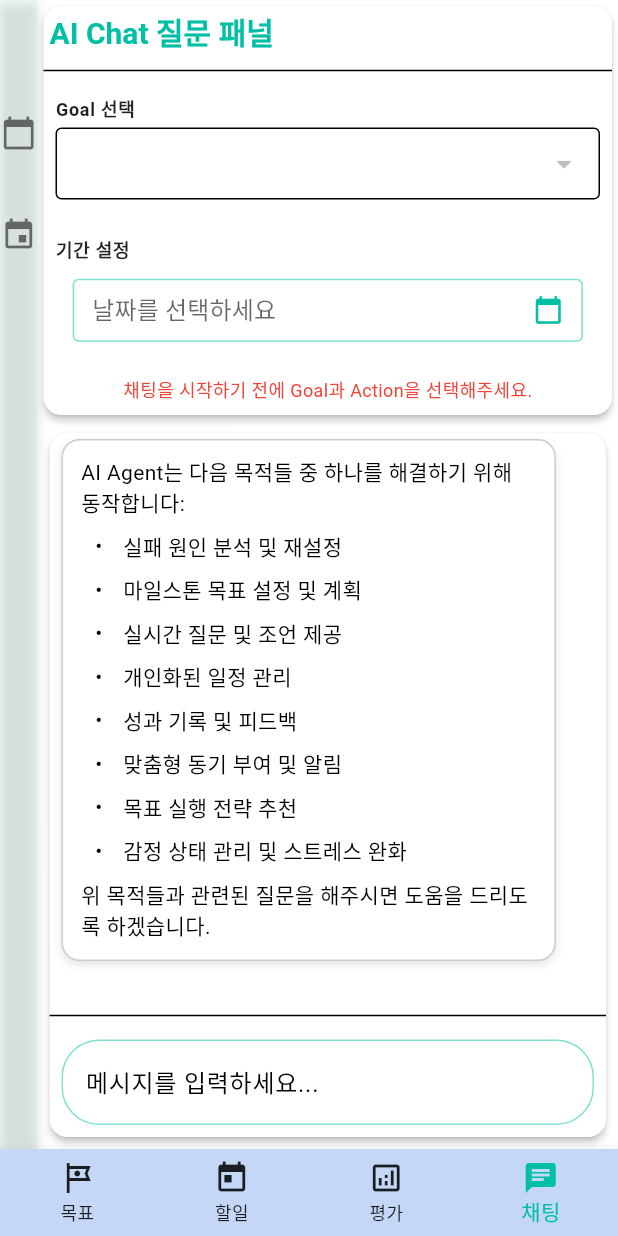
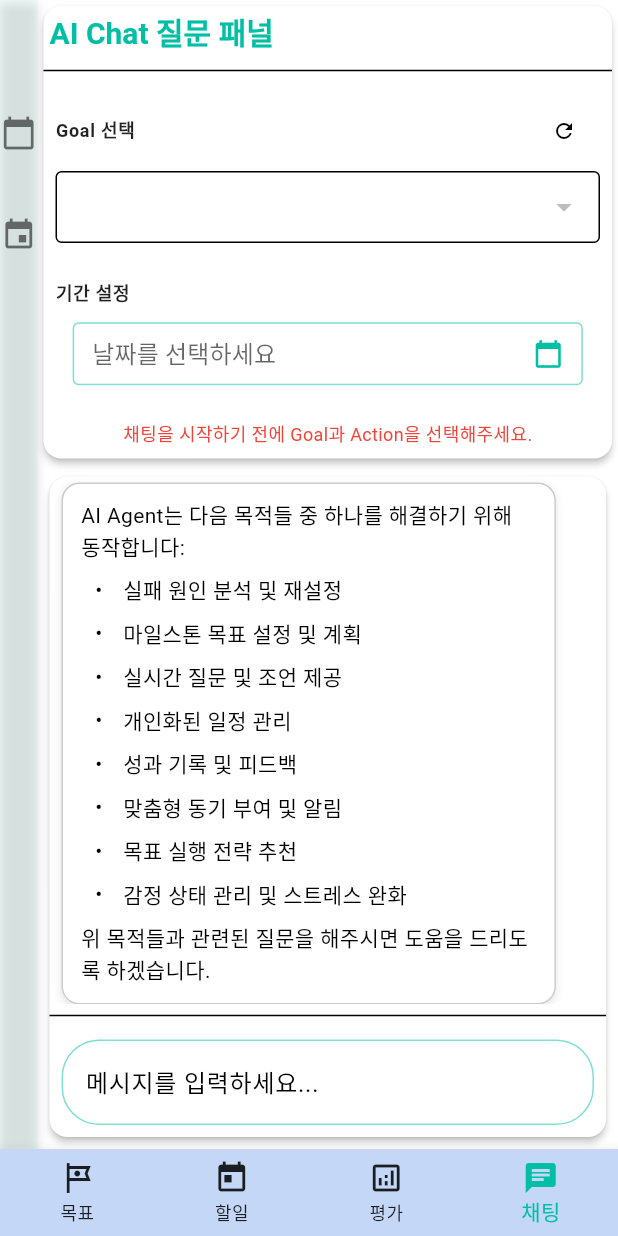
Before and after one commit to shsong02/TimeTrek, a Flutter app: the screen it shows once a user with an empty profile is signed in, item 4 of the bottom bar chosen, on a phone screen of 412 x 824 dp. Run offline on Flutter 3.47's test engine with Material 3 defaults, Android fonts, the light colour scheme and no system bars; drawn by our look-alikes of flutter_markdown; our stand-ins replace auto_size_text, cached_network_image, cloud_firestore, dropdown_search, file_picker, firebase_auth and 19 more; missing offline and left inert: dart:html, flutter_portal, multi_trigger_autocomplete, vega_multi_dropdown; accounts and stored records are empty.

Commit message:
Chat Pannel 최근 5개 메시지 표시

```diff
--- a/lib/pages/chat/chat_ai_agent.dart
+++ b/lib/pages/chat/chat_ai_agent.dart
@@ -34,6 +34,7 @@ class _ChatAIAgentState extends State<ChatAIAgent> {
   final List<ChatMessage> messages = [];
   final TextEditingController _messageController = TextEditingController();
   final FocusNode _focusNode = FocusNode();
+  final FocusNode _keyboardListenerFocusNode = FocusNode();
   final ScrollController _scrollController = ScrollController();
 
   // 자동완성 트리거 옵션들
@@ -54,6 +55,9 @@ class _ChatAIAgentState extends State<ChatAIAgent> {
   // Firestore 데이터를 저장할 변수들
   List<String> goalNames = [];
   List<Map<String, dynamic>> actionList = [];
+
+  // 로딩 상태 변수 추가
+  bool _isLoading = false;
 
   @override
   void initState() {
@@ -125,6 +129,7 @@ class _ChatAIAgentState extends State<ChatAIAgent> {
   void dispose() {
     _messageController.dispose();
     _focusNode.dispose();
+    _keyboardListenerFocusNode.dispose();
     super.dispose();
   }
 
@@ -179,7 +184,9 @@ class _ChatAIAgentState extends State<ChatAIAgent> {
                   child: Column(
                     children: [
                       Expanded(
-                        child: ListView.builder(
+                        child: Stack(
+                          children: [
+                            ListView.builder(
                               controller: _scrollController,
                               itemCount: messages.length,
                               itemBuilder: (context, index) {
@@ -187,10 +194,78 @@ class _ChatAIAgentState extends State<ChatAIAgent> {
                                 return MessageBubble(message: message);
                               },
                             ),
+                            if (_isLoading)
+                              Positioned(
+                                bottom: 8,
+                                left: 8,
+                                child: Container(
+                                  padding: const EdgeInsets.symmetric(
+                                    horizontal: 16,
+                                    vertical: 8,
+                                  ),
+                                  decoration: BoxDecoration(
+                                    color:
+                                        Theme.of(context).colorScheme.surface,
+                                    borderRadius: BorderRadius.circular(16),
+                                    boxShadow: [
+                                      BoxShadow(
+                                        color: Theme.of(context)
+                                            .shadowColor
+                                            .withOpacity(0.1),
+                                        blurRadius: 4,
+                                        offset: const Offset(0, 2),
+                                      ),
+                                    ],
+                                  ),
+                                  child: Row(
+                                    mainAxisSize: MainAxisSize.min,
+                                    children: [
+                                      SizedBox(
+                                        width: 16,
+                                        height: 16,
+                                        child: CircularProgressIndicator(
+                                          strokeWidth: 2,
+                                          valueColor:
+                                              AlwaysStoppedAnimation<Color>(
+                                            Theme.of(context)
+                                                .colorScheme
+                                                .primary,
+                                          ),
+                                        ),
+                                      ),
+                                      const SizedBox(width: 8),
+                                      Text(
+                                        '응답 대기 중...',
+                                        style: TextStyle(
+                                          fontSize: 12,
+                                          color: Theme.of(context)
+                                              .colorScheme
+                                              .onSurface,
+                                        ),
+                                      ),
+                                    ],
+                                  ),
+                                ),
+                              ),
+                          ],
+                        ),
                       ),
                       const Divider(),
                       Padding(
                         padding: const EdgeInsets.all(8.0),
+                        child: RawKeyboardListener(
+                          focusNode: _keyboardListenerFocusNode,
+                          onKey: (RawKeyEvent event) {
+                            if (event is RawKeyDownEvent) {
+                              if (event.logicalKey ==
+                                  LogicalKeyboardKey.arrowUp) {
+                                _handleUpArrow(_messageController);
+                              } else if (event.logicalKey ==
+                                  LogicalKeyboardKey.arrowDown) {
+                                _handleDownArrow(_messageController);
+                              }
+                            }
+                          },
                           child: TextField(
                             autofocus: false,
                             controller: _messageController,
@@ -228,6 +303,7 @@ class _ChatAIAgentState extends State<ChatAIAgent> {
                             },
                           ),
                         ),
+                      ),
                     ],
                   ),
                 ),
@@ -248,6 +324,7 @@ class _ChatAIAgentState extends State<ChatAIAgent> {
         isUser: true,
         timestamp: DateTime.now(),
       ));
+      _isLoading = true; // 로딩 시작
     });
 
     _messageController.clear();
@@ -368,7 +445,8 @@ class _ChatAIAgentState extends State<ChatAIAgent> {
       };
 
       final response = await http.post(
-        Uri.parse('https://shsong83.app.n8n.cloud/webhook-test/chat-message'),
+        Uri.parse('https://shsong83.app.n8n.cloud/webhook/chat-message'),
+        // Uri.parse('https://shsong83.app.n8n.cloud/webhook-test/chat-message'),
         body: jsonEncode(requestBody),
         headers: {'Content-Type': 'application/json'},
       );
@@ -395,6 +473,7 @@ class _ChatAIAgentState extends State<ChatAIAgent> {
                   isUser: false,
                   timestamp: DateTime.now(),
                 ));
+                _scrollToBottom();
               });
             }
           } else {
@@ -434,6 +513,10 @@ class _ChatAIAgentState extends State<ChatAIAgent> {
           duration: const Duration(seconds: 3),
         ),
       );
+    } finally {
+      setState(() {
+        _isLoading = false; // 로딩 종료
+      });
     }
   }
 
@@ -455,9 +538,9 @@ class _ChatAIAgentState extends State<ChatAIAgent> {
       _currentInputCache = controller.text;
     }
 
-    // 유저 메시지만 필터링
+    // 최근 5개의 유저 메시지만 필터링
     final userMessages =
-        messages.where((m) => m.isUser).toList().reversed.toList();
+        messages.where((m) => m.isUser).toList().reversed.take(5).toList();
 
     if (_messageHistoryIndex < userMessages.length - 1) {
       _messageHistoryIndex++;
@@ -474,7 +557,7 @@ class _ChatAIAgentState extends State<ChatAIAgent> {
     if (_messageHistoryIndex > 0) {
       _messageHistoryIndex--;
       final userMessages =
-          messages.where((m) => m.isUser).toList().reversed.toList();
+          messages.where((m) => m.isUser).toList().reversed.take(5).toList();
       controller.text = userMessages[_messageHistoryIndex].text;
     } else {
       _messageHistoryIndex = -1;
@@ -581,7 +664,6 @@ class _ChatAIAgentState extends State<ChatAIAgent> {
             batch.update(docToEdit.docs.first.reference, {
               'action_reason': action['action_reason'],
               'action_execution_time': action['action_execution_time'],
-              'updated_at': FieldValue.serverTimestamp(),
             });
             break;
         }
@@ -808,6 +890,17 @@ class _TargetQuestionControlState extends State<TargetQuestionControl> {
               _buildSection(
                 title: 'Goal 선택',
                 subtitle: 'AI Chat 에게 질문하고 싶은 Goal 를 선택하세요',
+                onRefresh: () async {
+                  await _loadGoalsAndActions();
+                  if (mounted) {
+                    ScaffoldMessenger.of(context).showSnackBar(
+                      const SnackBar(
+                        content: Text('데이터가 새로고침되었습니다'),
+                        duration: Duration(seconds: 1),
+                      ),
+                    );
+                  }
+                },
                 child: DropdownButtonFormField<String>(
                   isDense: true,
                   menuMaxHeight: 150,
@@ -1015,11 +1108,15 @@ class _TargetQuestionControlState extends State<TargetQuestionControl> {
     required String title,
     required String subtitle,
     required Widget child,
+    VoidCallback? onRefresh,
   }) {
     return Column(
       crossAxisAlignment: CrossAxisAlignment.start,
       children: [
-        Tooltip(
+        Row(
+          children: [
+            Expanded(
+              child: Tooltip(
                 message: subtitle,
                 child: Text(
                   title,
@@ -1028,6 +1125,17 @@ class _TargetQuestionControlState extends State<TargetQuestionControl> {
                         fontSize: 12,
                       ),
                 ),
+              ),
+            ),
+            if (title == 'Goal 선택' && onRefresh != null)
+              IconButton(
+                icon: const Icon(Icons.refresh, size: 16),
+                padding: EdgeInsets.zero,
+                constraints: const BoxConstraints(),
+                onPressed: onRefresh,
+                tooltip: '데이터 새로고침',
+              ),
+          ],
         ),
         const SizedBox(height: 3),
         child,
```
Lines whose indentation alone changed are shown as unchanged.
